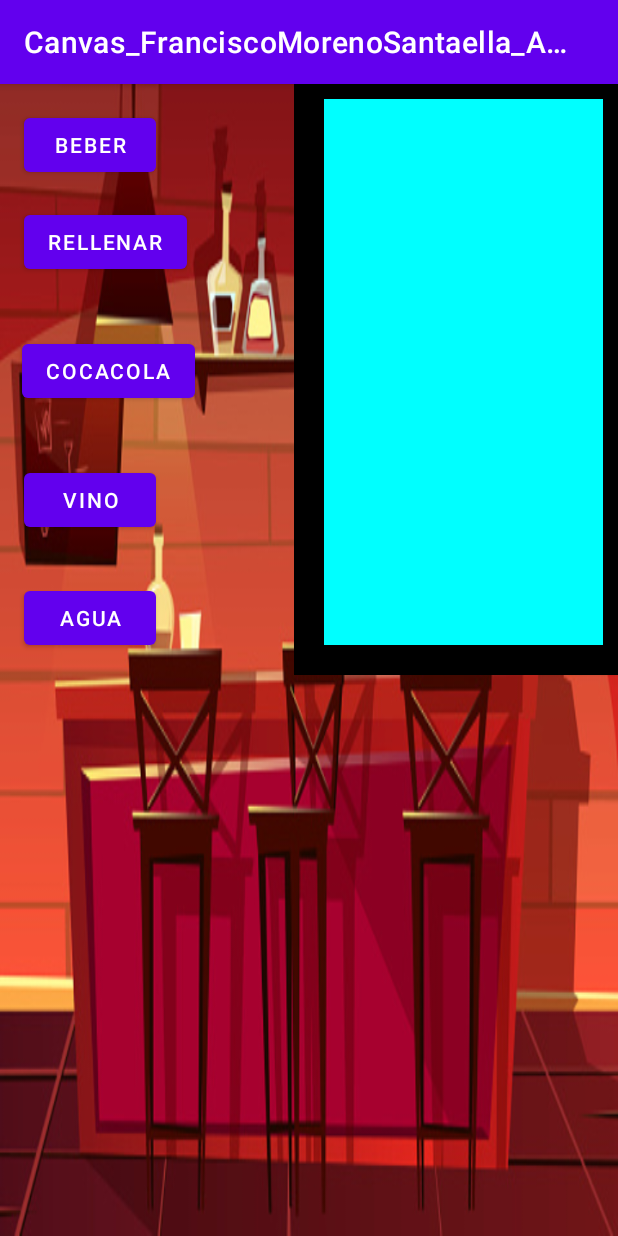
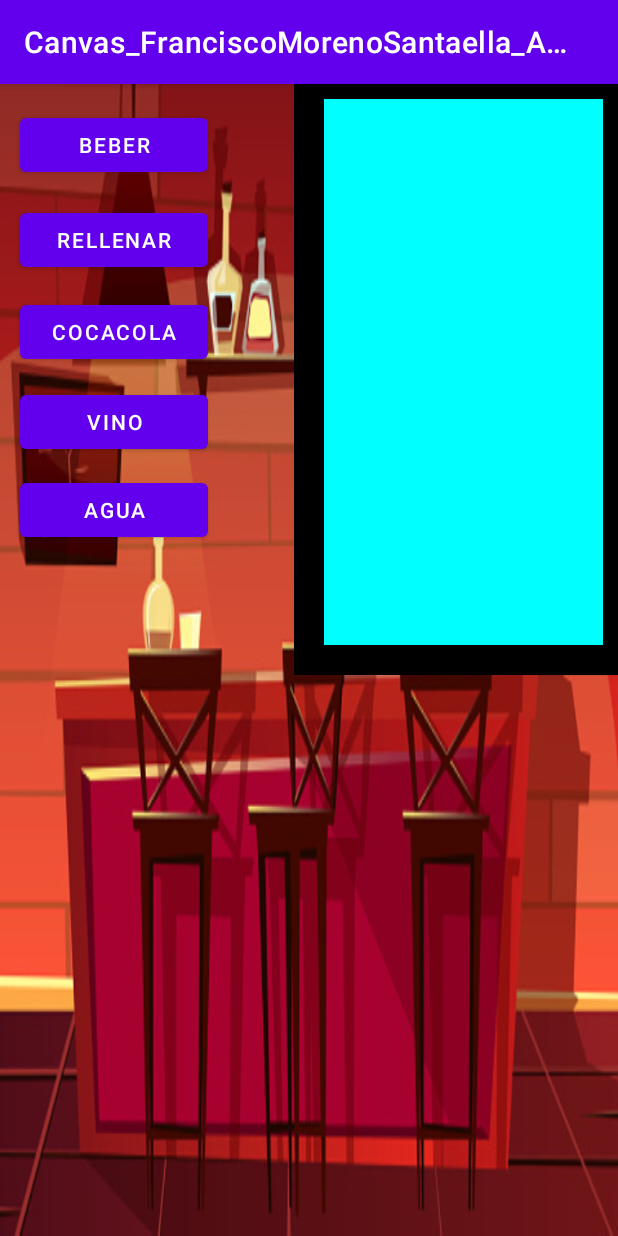
Before and after one commit to FranciscoMorenoSantaella/Drinking-Simulator, an Android app: the screen it shows after launch (MainActivity), on a phone screen of 412 x 824 dp. Run offline under Robolectric (Android 15) with nearby library versions, the phone set to English and light mode, and no system bars.

Commit message:
Version 1.0

```diff
--- a/app/src/main/AndroidManifest.xml
+++ b/app/src/main/AndroidManifest.xml
@@ -4,9 +4,9 @@
 
     <application
         android:allowBackup="true"
-        android:icon="@mipmap/ic_launcher"
+        android:icon="@drawable/photoroom"
         android:label="@string/app_name"
-        android:roundIcon="@mipmap/ic_launcher_round"
+        android:roundIcon="@drawable/photoroom"
         android:supportsRtl="true"
         android:theme="@style/Theme.Canvas_FranciscoMorenoSantaella_AngelRabascoSarmiento">
         <activity
--- a/app/src/main/java/com/example/canvas_franciscomorenosantaella_angelrabascosarmiento/MainActivity.java
+++ b/app/src/main/java/com/example/canvas_franciscomorenosantaella_angelrabascosarmiento/MainActivity.java
@@ -109,8 +109,10 @@ public class MainActivity extends AppCompatActivity {
     }
 
     public void colorCola(View view){
+
         mp3.setVolume(0.2f,0.2f);
         mp3.start();
+        cantidad = 0;
         bebida = Color.rgb	(111,23,18);
         Vista vista = new Vista(this);
         this.canvasLayout.removeAllViews();
@@ -119,6 +121,7 @@ public class MainActivity extends AppCompatActivity {
 
     public void colorVino(View view){
         mp4.start();
+        cantidad = 0;
         bebida = Color.rgb(80, 19, 86);
         Vista vista = new Vista(this);
         this.canvasLayout.removeAllViews();
@@ -127,6 +130,7 @@ public class MainActivity extends AppCompatActivity {
 
     public void colorWater(View view){
         mp5.start();
+        cantidad = 0;
         bebida = Color.CYAN;
         Vista vista = new Vista(this);
         this.canvasLayout.removeAllViews();
--- a/app/src/main/res/layout/activity_main.xml
+++ b/app/src/main/res/layout/activity_main.xml
@@ -7,83 +7,81 @@
     tools:context=".MainActivity">
 
     <Button
+        android:id="@+id/Beber"
+        android:layout_width="125dp"
+        android:layout_height="wrap_content"
+        android:onClick="gluglu"
+        android:text="Beber"
+        app:layout_constraintBottom_toBottomOf="@+id/canvasLayout"
+        app:layout_constraintEnd_toEndOf="parent"
+        app:layout_constraintHorizontal_bias="0.046"
+        app:layout_constraintStart_toStartOf="parent"
+        app:layout_constraintTop_toTopOf="parent"
+        app:layout_constraintVertical_bias="0.023" />
+
+    <Button
+        android:id="@+id/Rellenar"
+        android:layout_width="125dp"
+        android:layout_height="wrap_content"
+        android:onClick="echarLiquido"
+        android:text="Rellenar"
+        app:layout_constraintBottom_toBottomOf="parent"
+        app:layout_constraintEnd_toEndOf="parent"
+        app:layout_constraintHorizontal_bias="0.046"
+        app:layout_constraintStart_toStartOf="parent"
+        app:layout_constraintTop_toBottomOf="@+id/Beber"
+        app:layout_constraintVertical_bias="0.023" />
+
+    <Button
+        android:id="@+id/Cocacola"
+        android:layout_width="125dp"
+        android:layout_height="wrap_content"
+        android:onClick="colorCola"
+        android:text="Cocacola"
+        app:layout_constraintBottom_toBottomOf="parent"
+        app:layout_constraintEnd_toEndOf="parent"
+        app:layout_constraintHorizontal_bias="0.046"
+        app:layout_constraintStart_toStartOf="parent"
+        app:layout_constraintTop_toBottomOf="@+id/Rellenar"
+        app:layout_constraintVertical_bias="0.023" />
+
+    <Button
+        android:id="@+id/Vino"
+        android:layout_width="125dp"
+        android:layout_height="wrap_content"
+        android:onClick="colorVino"
+        android:text="Vino"
+        app:layout_constraintBottom_toBottomOf="parent"
+        app:layout_constraintEnd_toEndOf="parent"
+        app:layout_constraintHorizontal_bias="0.046"
+        app:layout_constraintStart_toStartOf="parent"
+        app:layout_constraintTop_toBottomOf="@+id/Cocacola"
+        app:layout_constraintVertical_bias="0.023" />
+
+    <Button
         android:id="@+id/Agua"
-        android:layout_width="wrap_content"
+        android:layout_width="125dp"
         android:layout_height="wrap_content"
         android:onClick="colorWater"
         android:text="Agua"
         app:layout_constraintBottom_toBottomOf="parent"
         app:layout_constraintEnd_toEndOf="parent"
-        app:layout_constraintHorizontal_bias="0.049"
+        app:layout_constraintHorizontal_bias="0.046"
         app:layout_constraintStart_toStartOf="parent"
         app:layout_constraintTop_toBottomOf="@+id/Vino"
-        app:layout_constraintVertical_bias="0.074" />
+        app:layout_constraintVertical_bias="0.023" />
 
     <LinearLayout
         android:id="@+id/canvasLayout"
         android:layout_width="match_parent"
         android:layout_height="wrap_content"
         android:layout_weight="30"
+        android:background="@drawable/bar"
         android:orientation="vertical"
-        app:layout_constraintBottom_toBottomOf="parent"
-        android:background="@drawable/bar"
-
-        >
+        app:layout_constraintBottom_toBottomOf="parent">
 
 
     </LinearLayout>
 
-    <Button
-        android:id="@+id/Beber"
-        android:layout_width="wrap_content"
-        android:layout_height="wrap_content"
-        android:onClick="gluglu"
-        android:text="Beber"
-        app:layout_constraintBottom_toBottomOf="@+id/canvasLayout"
-        app:layout_constraintEnd_toEndOf="parent"
-        app:layout_constraintHorizontal_bias="0.049"
-        app:layout_constraintStart_toStartOf="parent"
-        app:layout_constraintTop_toTopOf="parent"
-        app:layout_constraintVertical_bias="0.023" />
-
-    <Button
-        android:id="@+id/Rellenar"
-        android:layout_width="wrap_content"
-        android:layout_height="wrap_content"
-        android:onClick="echarLiquido"
-        android:text="Rellenar"
-        app:layout_constraintBottom_toBottomOf="parent"
-        app:layout_constraintEnd_toEndOf="parent"
-        app:layout_constraintHorizontal_bias="0.053"
-        app:layout_constraintStart_toStartOf="parent"
-        app:layout_constraintTop_toBottomOf="@+id/Beber"
-        app:layout_constraintVertical_bias="0.025" />
-
-    <Button
-        android:id="@+id/Cocacola"
-        android:layout_width="wrap_content"
-        android:layout_height="wrap_content"
-        android:onClick="colorCola"
-        android:text="Cocacola"
-        app:layout_constraintBottom_toBottomOf="parent"
-        app:layout_constraintEnd_toEndOf="parent"
-        app:layout_constraintHorizontal_bias="0.05"
-        app:layout_constraintStart_toStartOf="parent"
-        app:layout_constraintTop_toBottomOf="@+id/Rellenar"
-        app:layout_constraintVertical_bias="0.064" />
-
-    <Button
-        android:id="@+id/Vino"
-        android:layout_width="wrap_content"
-        android:layout_height="wrap_content"
-        android:layout_marginTop="24dp"
-        android:onClick="colorVino"
-        android:text="Vino"
-        app:layout_constraintBottom_toBottomOf="parent"
-        app:layout_constraintEnd_toEndOf="parent"
-        app:layout_constraintHorizontal_bias="0.05"
-        app:layout_constraintStart_toStartOf="parent"
-        app:layout_constraintTop_toBottomOf="@+id/Cocacola"
-        app:layout_constraintVertical_bias="0.029" />
 
 </androidx.constraintlayout.widget.ConstraintLayout>
```
Also changed, not shown: app/src/main/res/drawable/photoroom.png (added).
